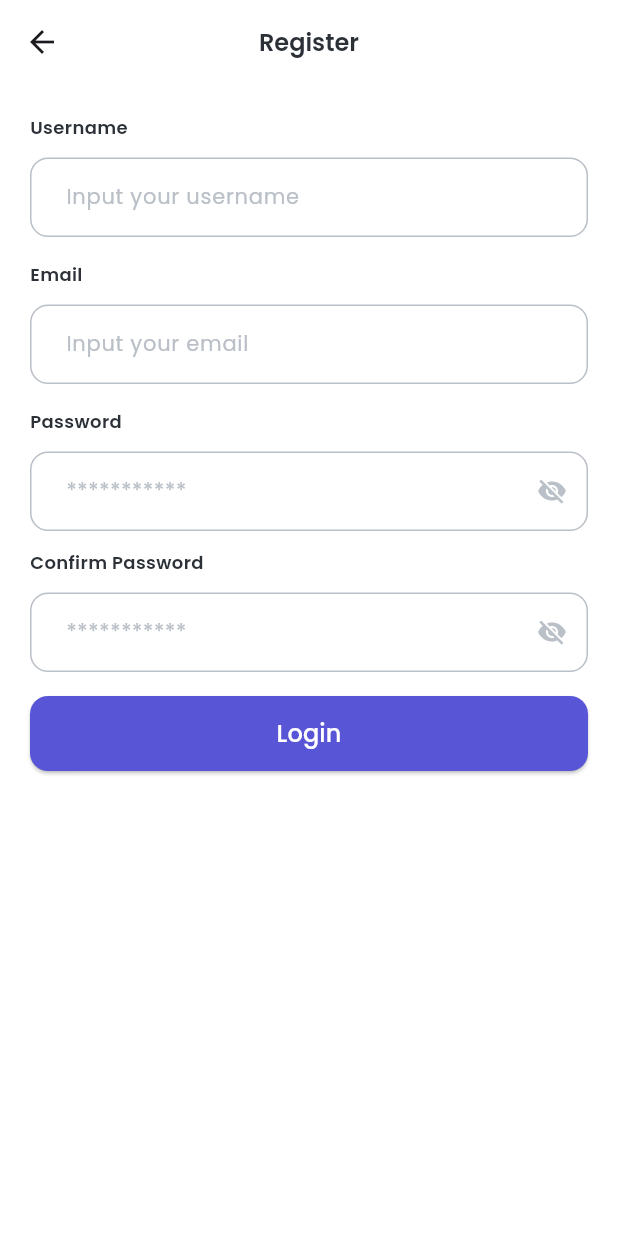
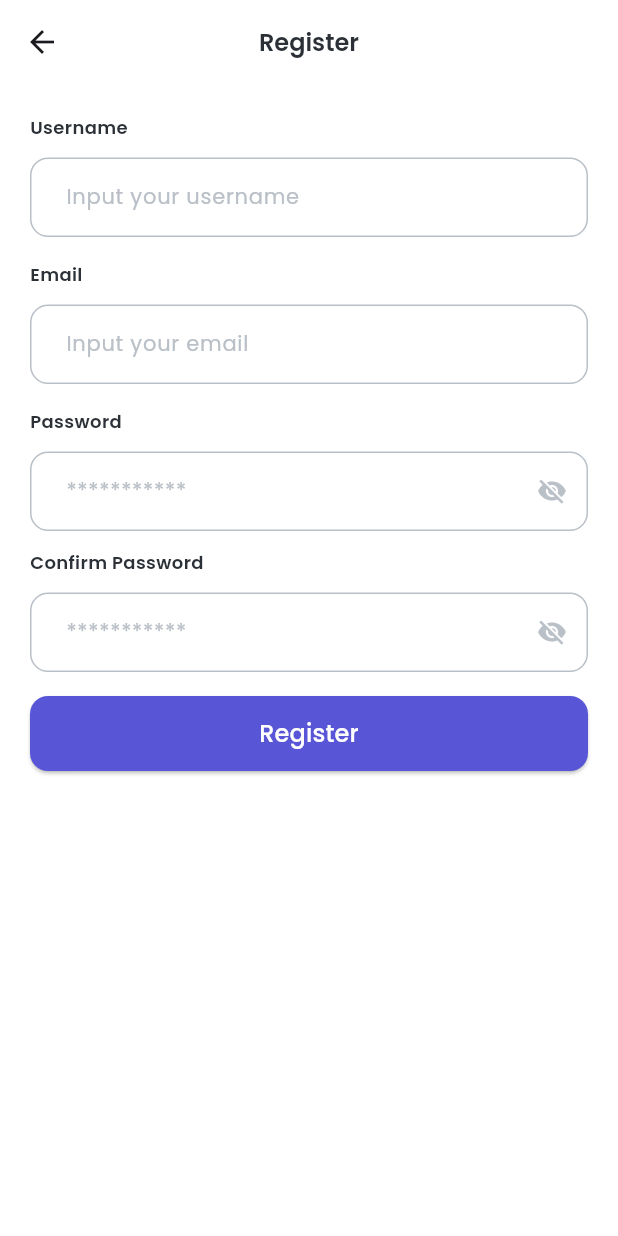
Before and after one commit to guruhnusa/altitude_supports_tickets_apps, a Flutter app: the RegisterPage screen opened by its route, on a phone screen of 412 x 824 dp. Run offline on Flutter 3.47's test engine with Material 3 defaults, Android fonts, the phone set to English and light mode, and no system bars; our stand-ins replace dartz, dio, firebase_core, firebase_messaging, flutter_dotenv, flutter_hooks and 9 more; accounts and stored records are empty; generated files the repository leaves out were written again.

Commit message:
Refactor agent provider, update register button label, and enhance ticket page loading states

```diff
--- a/lib/src/features/auth/presentation/pages/register_page.dart
+++ b/lib/src/features/auth/presentation/pages/register_page.dart
@@ -155,7 +155,7 @@ class RegisterPage extends HookConsumerWidget {
               onPressed: () {
                 validation();
               },
-              label: 'Login',
+              label: 'Register',
             ),
           ],
         ),
--- a/lib/src/features/home/presentation/pages/add_ticket_page.dart
+++ b/lib/src/features/home/presentation/pages/add_ticket_page.dart
@@ -48,6 +48,7 @@ class AddTicketPage extends HookConsumerWidget {
         }
       },
     );
+    final addTicketState = ref.watch(addTicketProvider);
 
     return Scaffold(
       appBar: CustomAppBar(
@@ -90,7 +91,7 @@ class AddTicketPage extends HookConsumerWidget {
           ),
           const Gap(24),
           Button.filled(
-            disabled: !buttonEnabled.value,
+            disabled: !buttonEnabled.value || addTicketState.isLoading,
             onPressed: () {
               ref.read(addTicketProvider.notifier).action(
                     param: TicketParam(
--- a/lib/src/features/home/presentation/pages/detail_ticket_page.dart
+++ b/lib/src/features/home/presentation/pages/detail_ticket_page.dart
@@ -49,6 +49,9 @@ class DetailTicketPage extends HookConsumerWidget {
         }
       },
     );
+
+    final updateState = ref.watch(updateTicketProvider);
+
     return Scaffold(
       appBar: CustomAppBar(
         title: 'Detail Ticket',
@@ -117,6 +120,7 @@ class DetailTicketPage extends HookConsumerWidget {
                     ),
                     const Gap(24),
                     Button.filled(
+                      disabled: updateState.isLoading,
                       onPressed: () {
                         ref.read(updateTicketProvider.notifier).action(
                               param: TicketParam(
```
Also changed, not shown: lib/src/features/auth/presentation/controllers/is_agent_provider.dart (+5 -2 lines).
